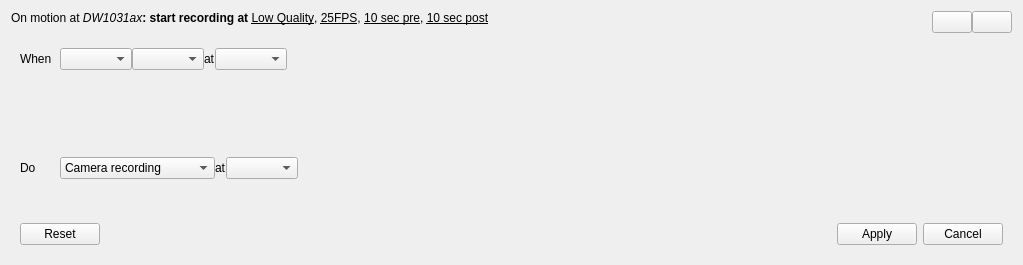
networkoptix/nx_open, file client/src/ui/widgets/business/business_rule_widget.ui: the form before one commit.
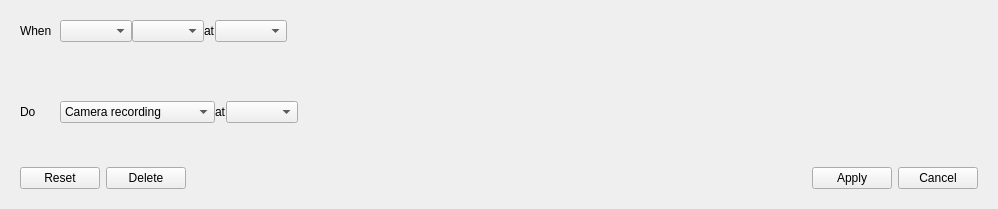
The form after the commit. Icons and pictures are not drawn.

```diff
--- a/client/src/ui/widgets/business/business_rule_widget.ui
+++ b/client/src/ui/widgets/business/business_rule_widget.ui
@@ -6,8 +6,8 @@
    <rect>
     <x>0</x>
     <y>0</y>
-    <width>1023</width>
-    <height>265</height>
+    <width>998</width>
+    <height>209</height>
    </rect>
   </property>
   <property name="sizePolicy">
@@ -20,65 +20,6 @@
    <string>Form</string>
   </property>
   <layout class="QVBoxLayout" name="verticalLayout_2">
-   <item>
-    <widget class="QFrame" name="summaryFrame">
-     <property name="sizePolicy">
-      <sizepolicy hsizetype="Preferred" vsizetype="Fixed">
-       <horstretch>0</horstretch>
-       <verstretch>0</verstretch>
-      </sizepolicy>
-     </property>
-     <layout class="QHBoxLayout" name="horizontalLayout_4">
-      <property name="spacing">
-       <number>0</number>
-      </property>
-      <property name="margin">
-       <number>0</number>
-      </property>
-      <item>
-       <widget class="QLabel" name="summaryLabel">
-        <property name="text">
-         <string>&lt;html&gt;&lt;head/&gt;&lt;body&gt;&lt;p&gt;On motion at &lt;img src=&quot;:/skin/tree/camera.png&quot; width=&quot;16&quot; height=&quot;16&quot;/&gt;&lt;span style=&quot; font-style:italic;&quot;&gt;DW1031ax&lt;/span&gt;&lt;span style=&quot; font-weight:600;&quot;&gt;: start recording at &lt;/span&gt;&lt;span style=&quot; text-decoration: underline;&quot;&gt;Low Quality&lt;/span&gt;, &lt;span style=&quot; text-decoration: underline;&quot;&gt;25FPS&lt;/span&gt;, &lt;span style=&quot; text-decoration: underline;&quot;&gt;10 sec pre&lt;/span&gt;, &lt;span style=&quot; text-decoration: underline;&quot;&gt;10 sec post&lt;/span&gt;&lt;/p&gt;&lt;/body&gt;&lt;/html&gt;</string>
-        </property>
-        <property name="alignment">
-         <set>Qt::AlignLeading|Qt::AlignLeft|Qt::AlignTop</set>
-        </property>
-       </widget>
-      </item>
-      <item>
-       <widget class="QPushButton" name="expandButton">
-        <property name="sizePolicy">
-         <sizepolicy hsizetype="Fixed" vsizetype="Fixed">
-          <horstretch>0</horstretch>
-          <verstretch>0</verstretch>
-         </sizepolicy>
-        </property>
-        <property name="text">
-         <string/>
-        </property>
-        <property name="icon">
-         <iconset>
-          <normaloff>:/skin/titlebar/fullscreen_hovered.png</normaloff>:/skin/titlebar/fullscreen_hovered.png</iconset>
-        </property>
-       </widget>
-      </item>
-      <item>
-       <widget class="QPushButton" name="deleteButton">
-        <property name="sizePolicy">
-         <sizepolicy hsizetype="Fixed" vsizetype="Fixed">
-          <horstretch>0</horstretch>
-          <verstretch>0</verstretch>
-         </sizepolicy>
-        </property>
-        <property name="icon">
-         <iconset>
-          <normaloff>:/skin/titlebar/exit_hovered.png</normaloff>:/skin/titlebar/exit_hovered.png</iconset>
-        </property>
-       </widget>
-      </item>
-     </layout>
-    </widget>
-   </item>
    <item>
     <widget class="QFrame" name="editFrame">
      <property name="sizePolicy">
@@ -321,6 +262,13 @@
            </property>
           </widget>
          </item>
+         <item>
+          <widget class="QPushButton" name="deleteButton">
+           <property name="text">
+            <string>Delete</string>
+           </property>
+          </widget>
+         </item>
          <item>
           <spacer name="buttonsSpacer">
            <property name="orientation">
```
Left out of the diff: 10 changed lines with no effect on the pictures.
